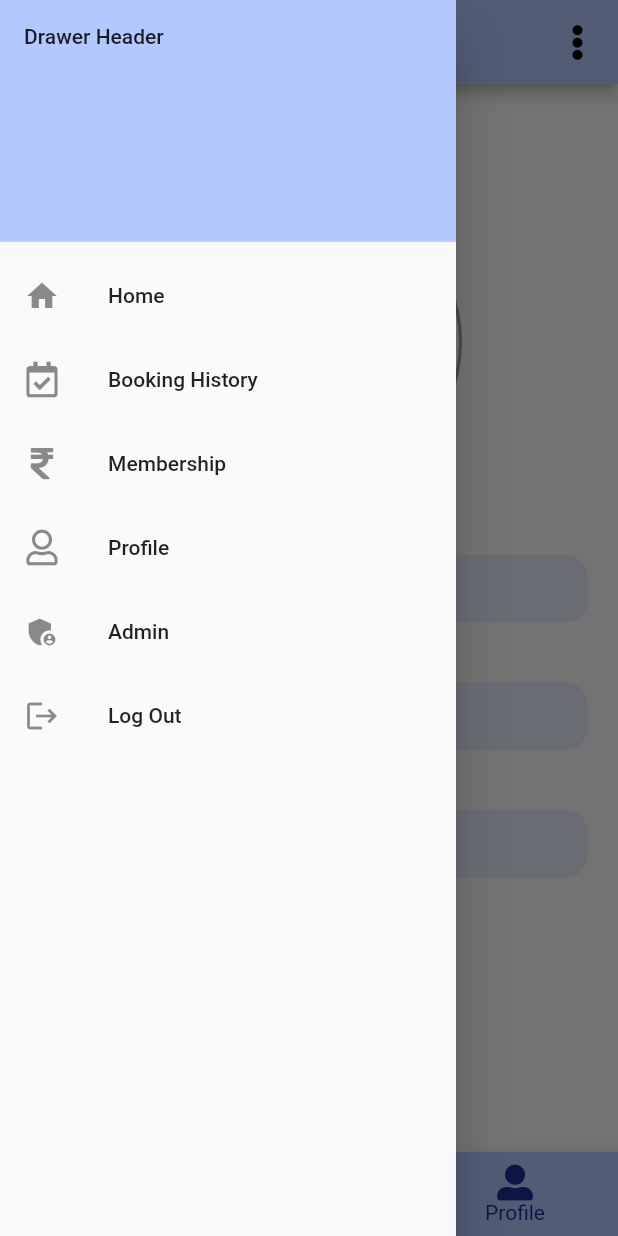
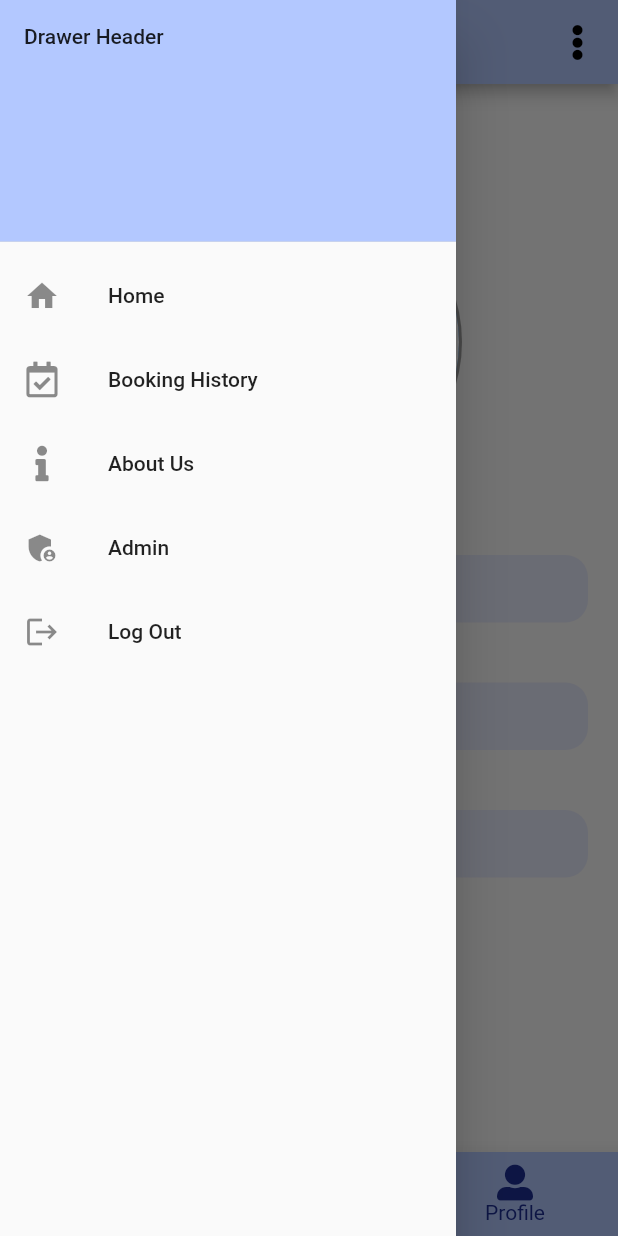
Before and after one commit to ayush2419/ClubHub, a Flutter app: the PageChange screen opened directly, item 4 of the bottom bar chosen, with the side drawer open, on a phone screen of 412 x 824 dp. Run offline on Flutter 3.47's test engine with Material 2 defaults, Android fonts, the phone set to English and light mode, and no system bars; drawn by our look-alikes of modal_progress_hud_nsn; our stand-ins replace cloud_firestore, firebase_auth, firebase_core, fluttertoast, font_awesome_flutter, introduction_screen; missing offline and left inert: razorpay_flutter; accounts and stored records are empty; Roboto replaces fonts that are missing (Poppins-Regular).

Commit message:
final commit(about us page and stuff)

```diff
--- a/lib/Admin/adminPanel.dart
+++ b/lib/Admin/adminPanel.dart
@@ -54,7 +54,7 @@ class _AdminPanelState extends State<AdminPanel> {
                 MaterialPageRoute(
                     builder: (_) => PageChange(
                           isAdmin: true,
-                        )),
+                        ),),
               );
             },
             icon: Icon(Icons.home),
@@ -66,7 +66,7 @@ class _AdminPanelState extends State<AdminPanel> {
         child: SingleChildScrollView(
           physics: ClampingScrollPhysics(),
           child: Container(
-            margin: EdgeInsets.fromLTRB(40.0, 0.0, 40.0, 30.0),
+            margin: EdgeInsets.fromLTRB(40.0, 20, 40.0, 30.0),
             child: Column(
               mainAxisAlignment: MainAxisAlignment.spaceBetween,
               children: [
--- a/lib/Screens/bookingHistory.dart
+++ b/lib/Screens/bookingHistory.dart
@@ -48,7 +48,7 @@ class _BookingHistoryState extends State<BookingHistory> {
                           ),
                           padding: EdgeInsets.fromLTRB(10.0, 10.0, 10.0, 10.0),
                           margin: EdgeInsets.symmetric(vertical: 10.0),
-                          height: 80.0,
+                          height: 100.0,
                           child: Column(
                             children: [
                               Text(
--- a/lib/Screens/profilepage.dart
+++ b/lib/Screens/profilepage.dart
@@ -3,6 +3,7 @@ import 'package:flutter/material.dart';
 import 'package:firebase_auth/firebase_auth.dart';
 import 'package:modal_progress_hud_nsn/modal_progress_hud_nsn.dart';
 import 'bookingpage2.dart';
+import 'package:club_hub/utilites/profilecard.dart';
 
 class ProfilePage extends StatefulWidget {
   const ProfilePage({Key? key}) : super(key: key);
@@ -57,7 +58,7 @@ class _ProfilePageState extends State<ProfilePage> {
   Widget build(BuildContext context) {
     return Scaffold(
       body: ModalProgressHUD(
-        inAsyncCall:showSpinner,
+        inAsyncCall: showSpinner,
         child: SingleChildScrollView(
           child: Column(
             crossAxisAlignment: CrossAxisAlignment.center,
@@ -96,48 +97,3 @@ class _ProfilePageState extends State<ProfilePage> {
     );
   }
 }
-
-class ProfileCard extends StatelessWidget {
-  const ProfileCard({
-    Key? key,
-    required String? text,
-  })  : _text = text,
-        super(key: key);
-
-  final String? _text;
-
-  @override
-  Widget build(BuildContext context) {
-
-    return Padding(
-      padding: EdgeInsets.all(20),
-        child: Container(
-          width: double.infinity,
-          height: 45,
-          decoration: BoxDecoration(
-            color: backgroundColor,
-            borderRadius: BorderRadius.circular(15),
-          ),
-          child: Material(
-            color: Colors.transparent,
-            child: InkWell(
-              borderRadius: BorderRadius.circular(15),
-              onTap: (){},
-              child: Center(
-                child: Padding(
-                  padding: const EdgeInsets.all(8.0),
-                  child: Text(_text!,
-                      style: memberTextStyle.copyWith(
-                        color: Colors.black,
-                      ),
-                      softWrap: false,
-                      maxLines: 1,
-                      overflow: TextOverflow.fade),
-                ),
-              ),
-            ),
-          ),
-        ),
-      );
-  }
-}
--- a/lib/main.dart
+++ b/lib/main.dart
@@ -9,6 +9,7 @@ import 'Screens/bookingpage.dart';
 import 'Screens/membershippage.dart';
 import 'Screens/profilepage.dart';
 import 'Screens/signuppage.dart';
+import 'Screens/aboutus.dart';
 import 'constants.dart';
 
 Future<void> main() async {
--- a/lib/utilites/drawer.dart
+++ b/lib/utilites/drawer.dart
@@ -1,3 +1,4 @@
+import 'package:club_hub/Screens/aboutus.dart';
 import 'package:club_hub/Screens/bookingHistory.dart';
 import 'package:firebase_auth/firebase_auth.dart';
 import 'package:flutter/material.dart';
@@ -48,26 +49,38 @@ class _LeftAppDrawState extends State<LeftAppDraw> {
                     MaterialPageRoute(builder: (_) => BookingHistory()));
               },
             ),
+            // ListTile(
+            //   leading: Icon(
+            //     FontAwesomeIcons.rupeeSign,
+            //   ),
+            //   title: const Text('Membership'),
+            //   onTap: () {
+            //     Navigator.push(context,
+            //         MaterialPageRoute(builder: (_) => PageChange(isAdmin: widget.isAdmin,)));
+            //     // Navigator.pop(context);
+            //     // Navigator.pushNamed(context, '/membership');
+            //     // Navigator.pop(context);
+            //   },
+            // ),
+            // ListTile(
+            //   leading: Icon(
+            //     FontAwesomeIcons.user,
+            //   ),
+            //   title: const Text('Profile'),
+            //   onTap: () {
+            //     // Update the state of the app.
+            //     // ...
+            //     Navigator.pop(context);
+            //   },
+            // ),
             ListTile(
               leading: Icon(
-                FontAwesomeIcons.rupeeSign,
+                FontAwesomeIcons.info,
               ),
-              title: const Text('Membership'),
+              title: const Text('About Us'),
               onTap: () {
-                // Update the state of the app.
-                // ...
-                Navigator.pop(context);
-              },
-            ),
-            ListTile(
-              leading: Icon(
-                FontAwesomeIcons.user,
-              ),
-              title: const Text('Profile'),
-              onTap: () {
-                // Update the state of the app.
-                // ...
-                Navigator.pop(context);
+                Navigator.push(context,
+                    MaterialPageRoute(builder: (_) => AboutUs()));
               },
             ),
             Visibility(
@@ -83,6 +96,7 @@ class _LeftAppDrawState extends State<LeftAppDraw> {
                 },
               ),
             ),
+
             ListTile(
               leading: Icon(Icons.logout),
               title: const Text('Log Out'),
--- /dev/null
+++ b/lib/utilites/profilecard.dart
@@ -0,0 +1,46 @@
+import 'package:flutter/material.dart';
+import 'package:club_hub/constants.dart';
+
+class ProfileCard extends StatelessWidget {
+  const ProfileCard({
+    Key? key,
+    required String? text,
+  })  : _text = text,
+        super(key: key);
+
+  final String? _text;
+
+  @override
+  Widget build(BuildContext context) {
+    return Padding(
+      padding: EdgeInsets.all(20),
+      child: Container(
+        width: double.infinity,
+        height: 45,
+        decoration: BoxDecoration(
+          color: backgroundColor,
+          borderRadius: BorderRadius.circular(15),
+        ),
+        child: Material(
+          color: Colors.transparent,
+          child: InkWell(
+            borderRadius: BorderRadius.circular(15),
+            onTap: () {},
+            child: Center(
+              child: Padding(
+                padding: const EdgeInsets.all(8.0),
+                child: Text(_text!,
+                    style: memberTextStyle.copyWith(
+                      color: Colors.black,
+                    ),
+                    softWrap: false,
+                    maxLines: 1,
+                    overflow: TextOverflow.fade),
+              ),
+            ),
+          ),
+        ),
+      ),
+    );
+  }
+}
```
Also changed, not shown: lib/Screens/aboutus.dart (added, +136 -0 lines).
